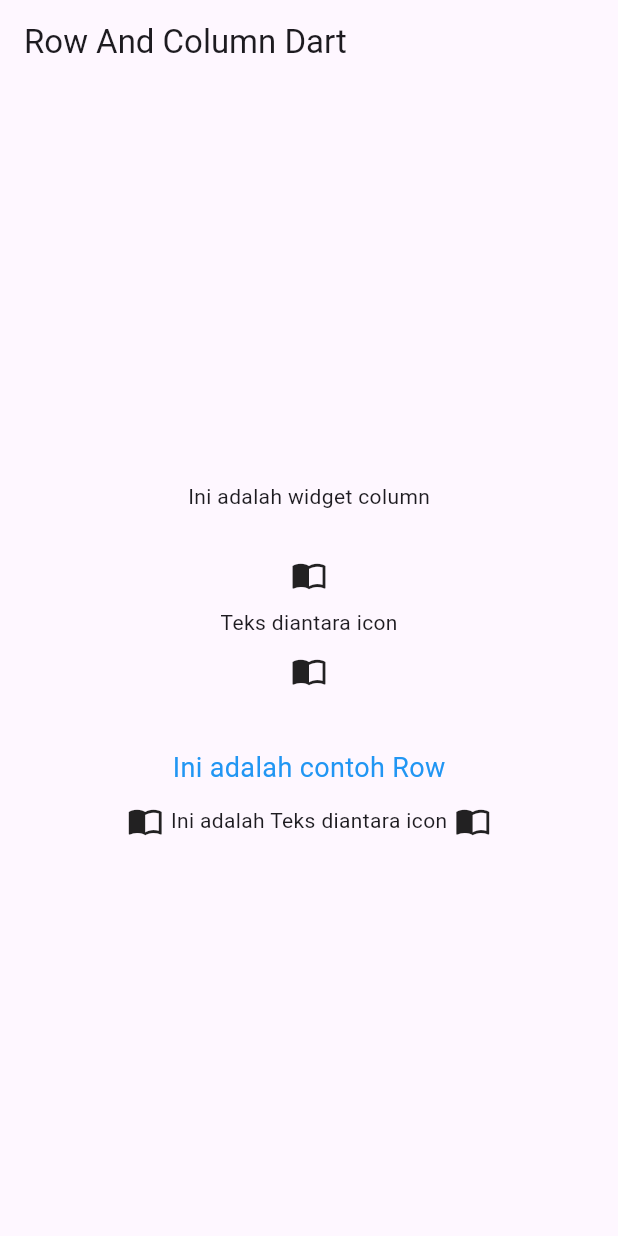
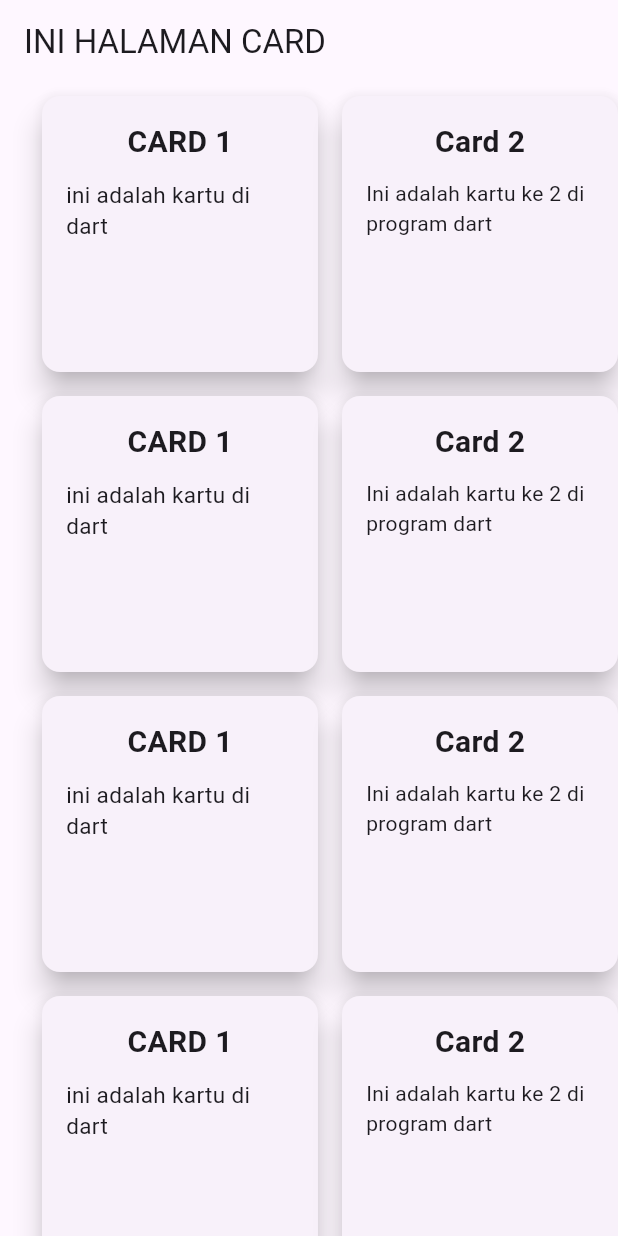
Before and after one commit to Rifyal05/flutter_framework, a Flutter app: the screen it shows after launch, on a phone screen of 412 x 824 dp. Run offline on Flutter 3.47's test engine with Material 3 defaults, Android fonts, the phone set to English and light mode, and no system bars.

Commit message:
CARD (DART CARD AND CARD WITH LISTVIEW BUILDER

```diff
--- /dev/null
+++ b/lib/UI/CARD/dartcard_withlistview.dart
@@ -0,0 +1,81 @@
+import 'package:flutter/material.dart';
+
+class DartcardWithlistview extends StatelessWidget {
+  const DartcardWithlistview({super.key});
+
+  @override
+  Widget build(BuildContext context) {
+    return Scaffold(
+      appBar: AppBar(
+        title: const Text("INI HALAMAN CARD"),
+      ),
+      body: ListView.builder(
+        itemCount: 8,
+        itemBuilder: (context, rowIndex) {
+          return const Row(
+            children: <Widget>[
+              Padding(padding: EdgeInsets.only(left: 20)),
+              SizedBox(
+                height: 200,
+                width: 200,
+                child: Card(
+                  elevation: 8.0,
+                  margin: EdgeInsets.all(8.0),
+                  child: Padding(
+                    padding: EdgeInsets.all(16),
+                    child: Column(
+                      children: <Widget>[
+                        Text(
+                          "CARD 1",
+                          style: TextStyle(
+                            fontSize: 20,
+                            fontWeight: FontWeight.bold,
+                          ),
+                        ),
+                        SizedBox(
+                          height: 10,
+                        ),
+                        Text(
+                          "ini adalah kartu di dart",
+                          style: TextStyle(
+                            fontSize: 15,
+                          ),
+                        ),
+                      ],
+                    ),
+                  ),
+                ),
+              ),
+              SizedBox(
+                height: 200,
+                width: 200,
+                child: Card(
+                  elevation: 8.0,
+                  margin: EdgeInsets.all(8.0),
+                  child: Padding(
+                    padding: EdgeInsets.all(16.0),
+                    child: Column(
+                      children: <Widget>[
+                        Text(
+                          "Card 2",
+                          style: TextStyle(
+                            fontSize: 20,
+                            fontWeight: FontWeight.bold,
+                          ),
+                        ),
+                        SizedBox(
+                          height: 10,
+                        ),
+                        Text("Ini adalah kartu ke 2 di program dart"),
+                      ],
+                    ),
+                  ),
+                ),
+              ),
+            ],
+          );
+        }
+      ),
+    );
+  }
+}
--- a/lib/main.dart
+++ b/lib/main.dart
@@ -1,10 +1,13 @@
 import 'package:flutter/material.dart';
 import 'package:flutter_framework/UI/BUTTON/dart_button.dart';
+import 'package:flutter_framework/UI/CARD/dart_card.dart';
+import 'package:flutter_framework/UI/CARD/dartcard_withlistview.dart';
 import 'package:flutter_framework/UI/CHECHBOX/checkbox_dart.dart';
 import 'package:flutter_framework/UI/CHECHBOX/radio_button.dart';
 import 'package:flutter_framework/UI/CHECHBOX/slider_dart.dart';
 import 'package:flutter_framework/UI/CONTAINER/container_dart.dart';
 import 'package:flutter_framework/UI/ROWCOLUMN/rowandcolumn_dart.dart';
+import 'package:flutter_framework/UI/STACK/dart_stack.dart';
 import 'package:flutter_framework/UI/TEXT/text_styling.dart';
 import 'package:flutter_framework/UI/IMAGE/display_image.dart';
 
@@ -27,7 +30,7 @@ class MyApp extends StatelessWidget {
           colorScheme: ColorScheme.fromSeed(seedColor: Colors.deepPurple),
           useMaterial3: true,
         ),
-        home: const RowandcolumnDart()
+        home: const DartcardWithlistview()
     );
   }
 }
```
Also changed, not shown: lib/UI/CARD/dart_card.dart (added, +142 -0 lines), lib/UI/STACK/dart_stack.dart (added, +34 -0 lines).
